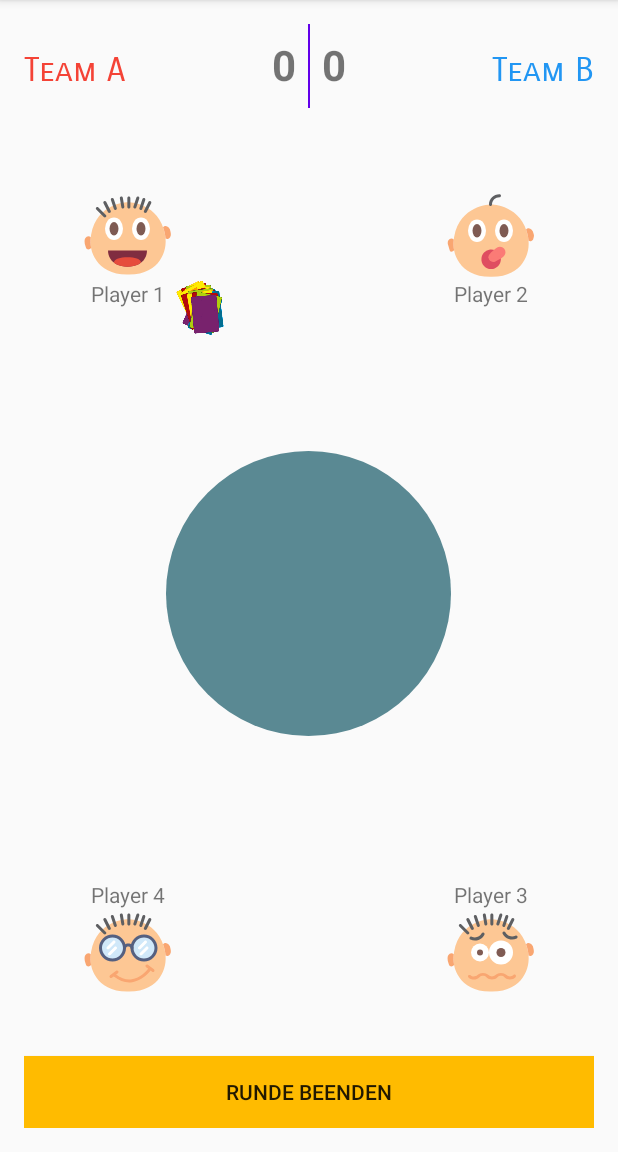
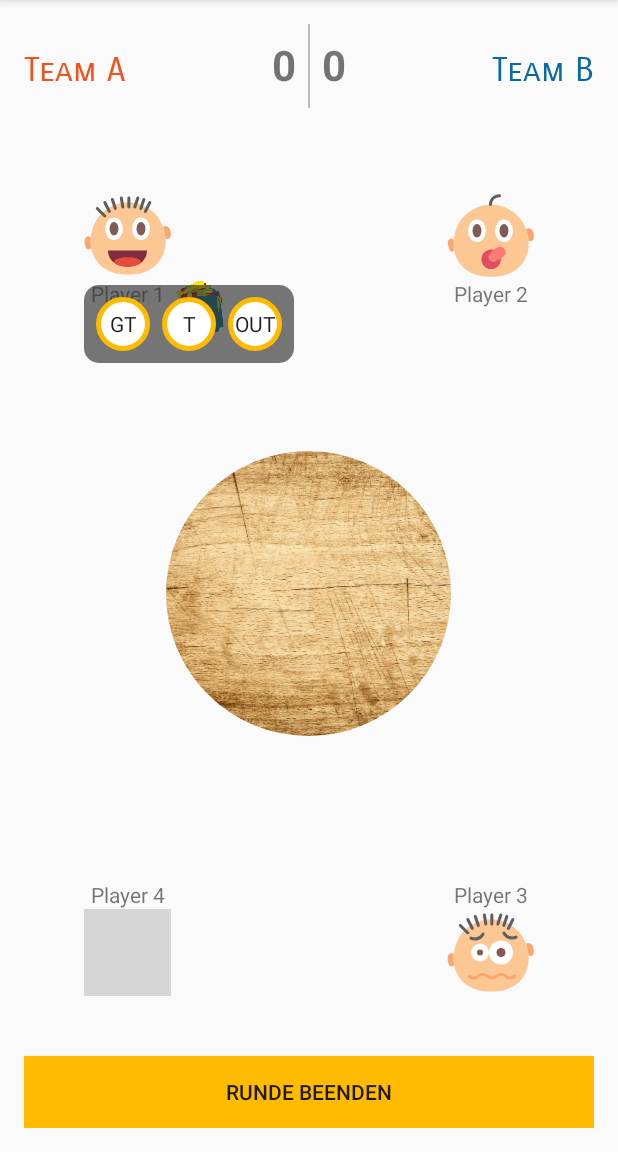
Before and after one commit to jomaway/Tichu-Score-Counter, an Android app: the screen it shows after launch (MainActivity), after a tap on an icon or button, on a phone screen of 412 x 824 dp, the part 84-1236 px from its top. Run offline under Robolectric (Android 15) with nearby library versions, the phone set to English and light mode, and no system bars; plain views replace RoundedImageView; grey boxes are pictures that could not be loaded.

Commit message:
add playerActionBar Views

```diff
--- a/app/src/main/java/de/jomaway/tichuscorecounter/MainActivity.java
+++ b/app/src/main/java/de/jomaway/tichuscorecounter/MainActivity.java
@@ -12,6 +12,7 @@ import android.view.Gravity;
 import android.view.Menu;
 import android.view.MenuItem;
 import android.view.View;
+import android.widget.CheckedTextView;
 import android.widget.ImageView;
 import android.widget.LinearLayout;
 import android.widget.RelativeLayout;
@@ -53,7 +54,13 @@ public class MainActivity extends AppCompatActivity {
     String player3_name;
     String player4_name;
 
+    PlayerActionBar playerActionBar1;
+    PlayerActionBar playerActionBar2;
+    PlayerActionBar playerActionBar3;
+    PlayerActionBar playerActionBar4;
+
     int rounds = 0;
+    int out = 0;
 
     // Score Variables
     int totalScore_TeamA;
@@ -72,16 +79,20 @@ public class MainActivity extends AppCompatActivity {
             totalScore_TeamB = savedInstanceState.getInt("TeamB");
         }
 
-
-
         player1 = (TextView) findViewById(R.id.player1_name);
         player2 = (TextView) findViewById(R.id.player2_name);
         player3 = (TextView) findViewById(R.id.player3_name);
         player4 = (TextView) findViewById(R.id.player4_name);
 
+        playerActionBar1 = (PlayerActionBar) findViewById(R.id.player1_actionbar);
+        playerActionBar2 = (PlayerActionBar) findViewById(R.id.player2_actionbar);
+        playerActionBar3 = (PlayerActionBar) findViewById(R.id.player3_actionbar);
+        playerActionBar4 = (PlayerActionBar) findViewById(R.id.player4_actionbar);
+
         teamA_score = (TextView) findViewById(R.id.teamA_score);
         teamB_score = (TextView) findViewById(R.id.teamB_score);
 
+        // load Game
         loadGame();
     }
 
@@ -268,7 +279,53 @@ public class MainActivity extends AppCompatActivity {
     // MARK: Methods that get called by User interaction
     // gets called if you tap on an player
     public void selectedPlayer(View view){
-        //showPlayerAction(view.getId());
+        switch (view.getId()) {
+            case R.id.player1_image:
+                Log.d(TAG,"player 1 action");
+                if (playerActionBar1.getVisibility() == View.GONE) {
+                    hideAllPlayerActionBars();
+                    playerActionBar1.setVisibility(View.VISIBLE);
+                } else {
+                    hideAllPlayerActionBars();
+                }
+                break;
+            case R.id.player2_image:
+                Log.d(TAG,"player 3 action");
+                if (playerActionBar2.getVisibility() == View.GONE) {
+                    hideAllPlayerActionBars();
+                    playerActionBar2.setVisibility(View.VISIBLE);
+                } else {
+                    hideAllPlayerActionBars();
+                }
+                break;
+            case R.id.player3_image:
+                Log.d(TAG,"player 3 action");
+                if (playerActionBar3.getVisibility() == View.GONE) {
+                    hideAllPlayerActionBars();
+                    playerActionBar3.setVisibility(View.VISIBLE);
+                } else {
+                    hideAllPlayerActionBars();
+                }
+                break;
+            case R.id.player4_image:
+                Log.d(TAG,"player 4 action");
+                if (playerActionBar4.getVisibility() == View.GONE) {
+                    hideAllPlayerActionBars();
+                    playerActionBar4.setVisibility(View.VISIBLE);
+                } else {
+                    hideAllPlayerActionBars();
+                }
+                break;
+            default:
+                hideAllPlayerActionBars();
+                return;
+        }
+    }
+    private void hideAllPlayerActionBars(){
+        playerActionBar1.setVisibility(View.GONE);
+        playerActionBar2.setVisibility(View.GONE);
+        playerActionBar3.setVisibility(View.GONE);
+        playerActionBar4.setVisibility(View.GONE);
     }
 
     // finish the Round an start an new Activity for the Round Point Result
@@ -303,41 +360,4 @@ public class MainActivity extends AppCompatActivity {
         }
         cards.setLayoutParams(params);
     }
-
-    /*
-    private void showPlayerAction(int playerID){
-        LinearLayout playerActionBar = (LinearLayout) findViewById(R.id.player_actionbar);
-        RelativeLayout.LayoutParams params = new RelativeLayout.LayoutParams(playerActionBar.getLayoutParams());
-        switch (playerID){
-            case (R.id.player1_image):
-                params.addRule(RelativeLayout.BELOW, R.id.player1_name);
-                playerActionBar.setGravity(Gravity.LEFT);
-                break;
-            case (R.id.player2_image):
-                params.addRule(RelativeLayout.BELOW, R.id.player2_name);
-                playerActionBar.setGravity(Gravity.RIGHT);
-                break;
-            case (R.id.player3_image):
-                params.addRule(RelativeLayout.ABOVE, R.id.player3_name);
-                playerActionBar.setGravity(Gravity.RIGHT);
-                break;
-            case (R.id.player4_image):
-                params.addRule(RelativeLayout.ABOVE, R.id.player4_name);
-                playerActionBar.setGravity(Gravity.LEFT);
-                break;
-            default:
-                Log.e(TAG,"Not an valid Player ID");
-                return;
-        }
-        playerActionBar.setTag(PLAYER_ACTIONBAR_PLAYER_TAG);
-        playerActionBar.setLayoutParams(params);
-        playerActionBar.setVisibility(View.VISIBLE);
-    }
-
-    // hide the Player Action Bar
-    private void hidePlayerAction(){
-        LinearLayout playerAction = (LinearLayout) findViewById(R.id.player_actionbar);
-        playerAction.setVisibility(View.GONE);
-    }
-    */
 }
--- a/app/src/main/java/de/jomaway/tichuscorecounter/PlayerActionBar.java
+++ b/app/src/main/java/de/jomaway/tichuscorecounter/PlayerActionBar.java
@@ -1,11 +1,110 @@
 package de.jomaway.tichuscorecounter;
 
+import android.content.Context;
+import android.content.res.TypedArray;
+import android.support.v4.content.ContextCompat;
+import android.util.AttributeSet;
+import android.util.Log;
+import android.view.Gravity;
+import android.view.LayoutInflater;
+import android.view.View;
+import android.widget.Checkable;
+import android.widget.CheckedTextView;
 import android.widget.LinearLayout;
+import android.widget.RelativeLayout;
+
+import static android.icu.lang.UCharacter.GraphemeClusterBreak.L;
+import static android.os.Build.VERSION_CODES.M;
+import static de.jomaway.tichuscorecounter.R.drawable.cards;
+
 
 /**
  * Created by jsma on 13.02.2017.
  */
 
-public class PlayerActionBar {
+public class PlayerActionBar extends LinearLayout {
+    private static final String TAG = "PlayerActionBar";
+
+    private int mBindToPlayer;
+    private CheckedTextView mTichu;
+    private CheckedTextView mGreatTichu;
+    private CheckedTextView mOut;
+
+    public PlayerActionBar(Context context) {
+        this(context, null);
+    }
+
+    public PlayerActionBar(Context context, AttributeSet attrs) {
+        this(context, attrs, 0);
+    }
+
+    public PlayerActionBar(Context context, AttributeSet attrs, int defStyle) {
+        super(context, attrs, defStyle);
+        setOrientation(HORIZONTAL);
+
+        /*
+        TypedArray a = context.getTheme().obtainStyledAttributes(attrs, R.styleable.PlayerActionBar, 0, 0);
+
+        try {
+            mBindToPlayer = a.getInteger(R.styleable.PlayerActionBar_bindToPlayer, 0);
+            Log.d(TAG,String.valueOf(mBindToPlayer));
+        } finally {
+            a.recycle();
+        }
+        */
+
+        // Inflate Buttons
+        LayoutInflater inflater = (LayoutInflater) context.getSystemService(Context.LAYOUT_INFLATER_SERVICE);
+        inflater.inflate(R.layout.view_player_actionbar, this);
+
+        // Set CheckedTextViews
+        mTichu = (CheckedTextView) findViewById(R.id.check_tichu);
+        mGreatTichu = (CheckedTextView) findViewById(R.id.check_great_tichu);
+        mOut = (CheckedTextView) findViewById(R.id.check_out);
+
+        // Set OnClickListeners
+        setOCL();
+
+    }
+
+    // Toogle the CheckedTextView
+    // returns the new state as boolean
+    private boolean toogleChecked(Checkable view){
+            if ( view.isChecked()){
+                view.setChecked(false);
+                return false;
+            } else {
+                view.setChecked(true);
+                return true;
+            }
+    }
+
+    private void setOCL() {
+        mTichu.setOnClickListener(new OnClickListener() {
+            @Override
+            public void onClick(View view) {
+                Log.d(TAG,"Tichu");
+                toogleChecked(mTichu);
+            }
+        });
+        mGreatTichu.setOnClickListener(new OnClickListener() {
+            @Override
+            public void onClick(View view) {
+                Log.d(TAG," Great Tichu");
+                toogleChecked(mGreatTichu);
+            }
+        });
+        mOut.setOnClickListener(new OnClickListener() {
+            @Override
+            public void onClick(View view) {
+                Log.d(TAG, "player out");
+                if (toogleChecked(mOut)) {
+                    mOut.setText("1");
+                } else {
+                    mOut.setText(getResources().getString(R.string.btn_player_out));
+                }
+            }
+        });
+    }
 
 }
--- a/app/src/main/res/drawable/player_action_button_background.xml
+++ b/app/src/main/res/drawable/player_action_button_background.xml
@@ -1,14 +1,23 @@
 <?xml version="1.0" encoding="utf-8"?>
-<shape xmlns:android="http://schemas.android.com/apk/res/android"
-    android:shape="rectangle">
-    <solid android:color="#ffffff" />
-    <stroke
-        android:width="3dp"
-        android:color="@color/colorPrimary" />
-    <corners android:radius="30dp" />
-    <padding
-        android:bottom="2dp"
-        android:left="2dp"
-        android:right="2dp"
-        android:top="2dp" />
-</shape>
+<selector xmlns:android="http://schemas.android.com/apk/res/android">
+    <item  android:state_checked="true">
+        <shape android:shape="oval">
+            <solid android:color="@color/colorPrimary" />
+            <stroke android:width="3dp"
+                android:color="@color/colorPrimary" />
+            <size
+                android:width="36dp"
+                android:height="36dp" />
+        </shape>
+    </item>
+    <item android:state_checked="false">
+        <shape android:shape="oval">
+            <solid android:color="@android:color/white" />
+            <stroke android:width="3dp"
+                android:color="@color/colorPrimary" />
+            <size
+                android:width="36dp"
+                android:height="36dp" />
+        </shape>
+    </item>
+</selector>
--- /dev/null
+++ b/app/src/main/res/drawable/player_actionbar_background.xml
@@ -0,0 +1,12 @@
+<?xml version="1.0" encoding="utf-8"?>
+
+<shape xmlns:android="http://schemas.android.com/apk/res/android"
+    android:shape="rectangle">
+    <solid android:color="@color/player_actionbar_background" />
+    <corners android:radius="10dp" />
+    <padding
+        android:bottom="2dp"
+        android:left="2dp"
+        android:right="2dp"
+        android:top="2dp" />
+</shape>
--- a/app/src/main/res/layout/activity_main.xml
+++ b/app/src/main/res/layout/activity_main.xml
@@ -1,5 +1,6 @@
 <?xml version="1.0" encoding="utf-8"?>
 <LinearLayout xmlns:android="http://schemas.android.com/apk/res/android"
+    xmlns:app="http://schemas.android.com/apk/res-auto"
     xmlns:tools="http://schemas.android.com/tools"
     android:id="@+id/activity_main"
     android:layout_width="match_parent"
@@ -20,7 +21,7 @@
 
         <TextView
             android:id="@+id/teamA"
-            android:layout_width="@dimen/zero_for_layout_weight"
+            android:layout_width="0dp"
             android:layout_height="wrap_content"
             android:layout_weight="1"
             android:fontFamily="sans-serif-smallcaps"
@@ -30,7 +31,7 @@
 
         <TextView
             android:id="@+id/teamA_score"
-            android:layout_width="@dimen/zero_for_layout_weight"
+            android:layout_width="0dp"
             android:layout_height="wrap_content"
             android:layout_weight="1"
             android:padding="@dimen/team_score_text_padding"
@@ -46,7 +47,7 @@
 
         <TextView
             android:id="@+id/teamB_score"
-            android:layout_width="@dimen/zero_for_layout_weight"
+            android:layout_width="0dp"
             android:layout_height="wrap_content"
             android:layout_weight="1"
             android:padding="@dimen/team_score_text_padding"
@@ -57,7 +58,7 @@
 
         <TextView
             android:id="@+id/teamB"
-            android:layout_width="@dimen/zero_for_layout_weight"
+            android:layout_width="0dp"
             android:layout_height="wrap_content"
             android:layout_weight="1"
             android:fontFamily="sans-serif-smallcaps"
@@ -87,11 +88,10 @@
             android:layout_height="@dimen/table_image_size"
             android:layout_centerInParent="true"
             android:scaleType="centerCrop"
-            android:src="@color/table"
+            android:src="@drawable/tisch_bg"
             app:riv_border_color="@color/table_border"
             app:riv_border_width="@dimen/table_border_width"
             app:riv_oval="true" />
-
 
 
         <com.makeramen.roundedimageview.RoundedImageView xmlns:app="http://schemas.android.com/apk/res-auto"
@@ -148,7 +148,7 @@
             android:id="@+id/player4_image"
             style="@style/PlayerImageStyle"
             android:layout_alignParentBottom="true"
-            android:src="@drawable/ic_nerd"
+            android:src="@drawable/man"
             app:riv_border_color="@color/teamB"
             app:riv_border_width="@dimen/player_image_border_width"
             app:riv_mutate_background="true"
@@ -165,10 +165,35 @@
             android:id="@+id/game_cards"
             android:layout_width="@dimen/game_cards_size"
             android:layout_height="@dimen/game_cards_size"
+            android:layout_below="@id/player1_image"
+            android:layout_margin="@dimen/game_cards_margin"
             android:layout_toRightOf="@id/player1_image"
-            android:layout_below="@id/player1_image"
-            android:src="@drawable/cards"
-            android:layout_margin="@dimen/game_cards_margin"/>
+            android:src="@drawable/cards3" />
+
+        <!-- Player ActionBars -->
+        <de.jomaway.tichuscorecounter.PlayerActionBar
+            android:id="@+id/player1_actionbar"
+            style="@style/PlayerActionBarStyle"
+            android:layout_below="@id/player1_image" />
+
+        <de.jomaway.tichuscorecounter.PlayerActionBar
+            android:id="@+id/player2_actionbar"
+            style="@style/PlayerActionBarStyle"
+            android:layout_alignParentEnd="true"
+            android:layout_below="@id/player2_image"/>
+
+        <de.jomaway.tichuscorecounter.PlayerActionBar
+            android:id="@+id/player3_actionbar"
+            style="@style/PlayerActionBarStyle"
+            android:layout_above="@id/player3_image"
+            android:layout_alignParentEnd="true" />
+
+        <de.jomaway.tichuscorecounter.PlayerActionBar
+            android:id="@+id/player4_actionbar"
+            style="@style/PlayerActionBarStyle"
+            android:layout_above="@id/player4_image"/>
+
+
     </RelativeLayout>
 
     <Button
--- /dev/null
+++ b/app/src/main/res/layout/view_player_actionbar.xml
@@ -0,0 +1,33 @@
+<?xml version="1.0" encoding="utf-8"?>
+<merge xmlns:android="http://schemas.android.com/apk/res/android">
+
+        <CheckedTextView
+            android:id="@+id/check_great_tichu"
+            android:layout_width="wrap_content"
+            android:layout_height="wrap_content"
+            android:background="@drawable/player_action_button_background"
+            android:gravity="center_vertical"
+            android:text="GT"
+            android:textAlignment="center" />
+
+        <CheckedTextView
+            android:id="@+id/check_tichu"
+            android:layout_width="wrap_content"
+            android:layout_height="wrap_content"
+            android:layout_marginLeft="@dimen/space_between_action_buttons"
+            android:layout_marginRight="@dimen/space_between_action_buttons"
+            android:background="@drawable/player_action_button_background"
+            android:gravity="center_vertical"
+            android:text="T"
+            android:textAlignment="center" />
+
+        <CheckedTextView
+            android:id="@+id/check_out"
+            android:layout_width="wrap_content"
+            android:layout_height="wrap_content"
+            android:background="@drawable/player_action_button_background"
+            android:gravity="center_vertical"
+            android:text="OUT"
+            android:textAlignment="center" />
+
+</merge>
--- a/app/src/main/res/values/colors.xml
+++ b/app/src/main/res/values/colors.xml
@@ -2,12 +2,13 @@
 <resources>
     <color name="colorPrimary">#ffbb00</color>
     <color name="colorPrimaryDark">#ffa726</color>
-    <color name="colorAccent">#6200ea</color>
+    <color name="colorAccent">#bdbdbd</color>
 
-    <color name="teamA">#f44336</color>
-    <color name="teamB">#2196f3</color>
+    <color name="teamA">#f4511e</color>
+    <color name="teamB">#0969A2</color>
+    <!-- f44336 _ 2196f3 -->
 
     <color name="player_actionbar_background">#AA333333</color>
-    <color name="table_border">#333333</color>
+    <color name="table_border">#AA333333</color>
     <color name="table">#5a8993</color>
 </resources>
--- a/app/src/main/res/values/dimens.xml
+++ b/app/src/main/res/values/dimens.xml
@@ -6,8 +6,8 @@
     <dimen name="player_image_size">58dp</dimen>
     <dimen name="table_image_size">190dp</dimen>
 
-    <!-- don't use zero_for_layout_weigt for better performance -->
-    <dimen name="zero_for_layout_weight">0dp</dimen>
+    <!-- don't use zero_for_layout_weigt for better performance
+    <dimen name="zero_for_layout_weight">0dp</dimen>  -->
     <dimen name="line_width">1dp</dimen>
 
     <dimen name="player_action_button_size">40dp</dimen>
@@ -15,8 +15,8 @@
     <dimen name="player_actionbar_padding">8dp</dimen>
 
     <dimen name="gameroom_padding">40dp</dimen>
-    <dimen name="table_border_width">2dp</dimen>
-    <dimen name="player_image_border_width">2dp</dimen>
+    <dimen name="table_border_width">1dp</dimen>
+    <dimen name="player_image_border_width">1dp</dimen>
 
     <dimen name="game_cards_size">40dp</dimen>
     <dimen name="game_cards_margin">15dp</dimen>
--- a/app/src/main/res/values/styles.xml
+++ b/app/src/main/res/values/styles.xml
@@ -21,4 +21,14 @@
         <item name="android:textAlignment">center</item>
     </style>
 
+    <style name="PlayerActionBarStyle">
+        <item name="android:layout_width">wrap_content</item>
+        <item name="android:layout_height">wrap_content</item>
+        <item name="android:layout_marginBottom">4dp</item>
+        <item name="android:layout_marginTop">4dp</item>
+        <item name="android:background">@drawable/player_actionbar_background</item>
+        <item name="android:padding">8dp</item>
+        <item name="android:visibility">gone</item>
+    </style>
+
 </resources>
```
Also changed, not shown: app/src/main/res/layout/player_actionbar.xml (deleted, +0 -34 lines), app/src/main/res/values/attrs.xml (added, +11 -0 lines), app/src/main/res/drawable/cards3.png, app/src/main/res/drawable/tisch_bg.jpg, app/src/main/res/drawable/tisch_bg_plain.jpg (deleted).
